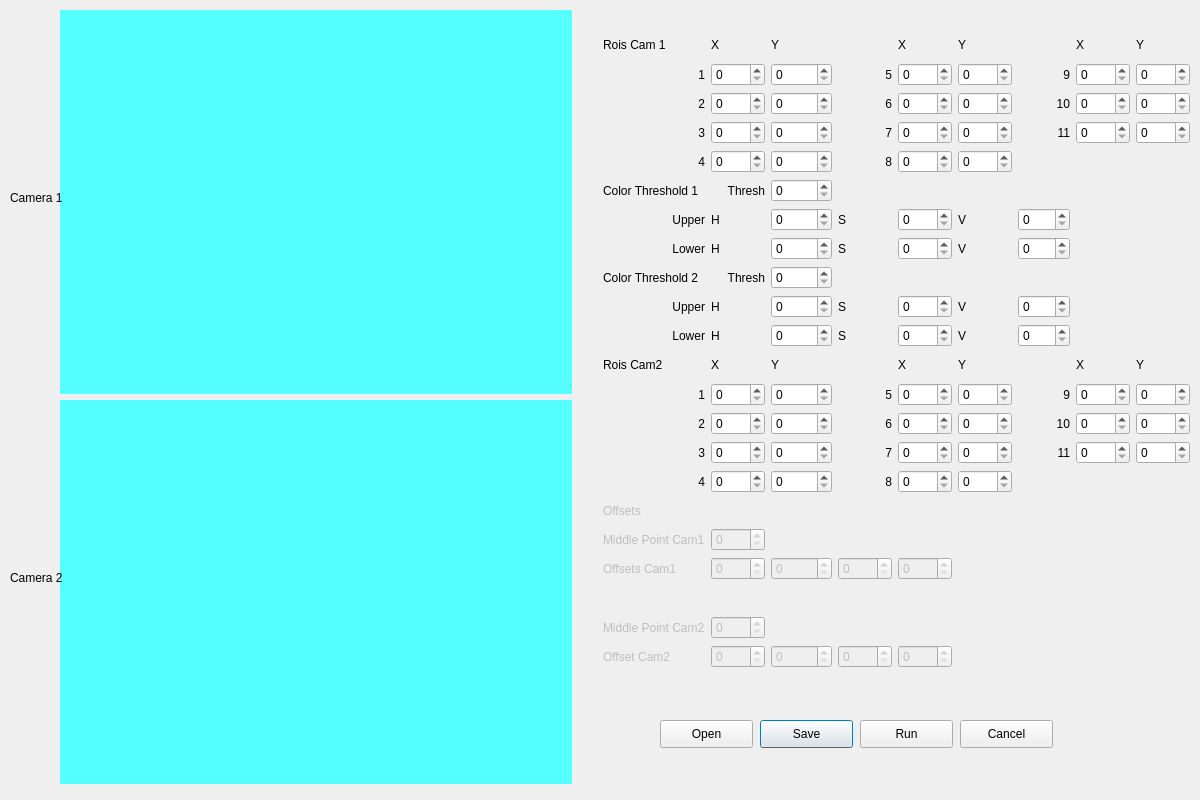
Qt form Simulation.ui (rigoletiny/ovos_moles_gui) before a commit.
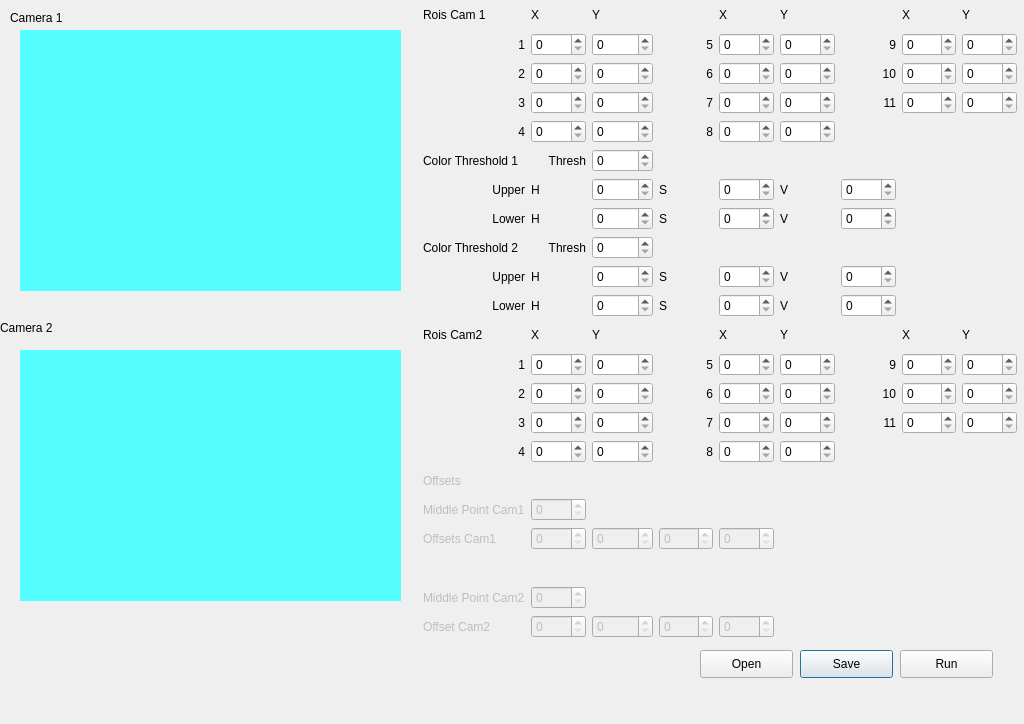
The same form after that commit.

Commit message: Changing width and height fo the window

The edit to the form file:
```diff
--- a/Simulation.ui
+++ b/Simulation.ui
@@ -6,8 +6,8 @@
    <rect>
     <x>0</x>
     <y>0</y>
-    <width>1200</width>
-    <height>800</height>
+    <width>1024</width>
+    <height>724</height>
    </rect>
   </property>
   <property name="windowTitle">
@@ -16,10 +16,10 @@
   <widget class="QLabel" name="picture_cam1">
    <property name="geometry">
     <rect>
-     <x>60</x>
-     <y>10</y>
-     <width>512</width>
-     <height>384</height>
+     <x>20</x>
+     <y>30</y>
+     <width>381</width>
+     <height>261</height>
     </rect>
    </property>
    <property name="styleSheet">
@@ -32,10 +32,10 @@
   <widget class="QLabel" name="picture_cam2">
    <property name="geometry">
     <rect>
-     <x>60</x>
-     <y>400</y>
-     <width>512</width>
-     <height>384</height>
+     <x>20</x>
+     <y>350</y>
+     <width>381</width>
+     <height>251</height>
     </rect>
    </property>
    <property name="styleSheet">
@@ -49,7 +49,7 @@
    <property name="geometry">
     <rect>
      <x>10</x>
-     <y>190</y>
+     <y>10</y>
      <width>55</width>
      <height>16</height>
     </rect>
@@ -61,8 +61,8 @@
   <widget class="QLabel" name="label_4">
    <property name="geometry">
     <rect>
-     <x>10</x>
-     <y>570</y>
+     <x>0</x>
+     <y>320</y>
      <width>55</width>
      <height>16</height>
     </rect>
@@ -74,8 +74,8 @@
   <widget class="QPushButton" name="saveButton">
    <property name="geometry">
     <rect>
-     <x>760</x>
-     <y>720</y>
+     <x>800</x>
+     <y>650</y>
      <width>93</width>
      <height>28</height>
     </rect>
@@ -87,8 +87,8 @@
   <widget class="QPushButton" name="runButton">
    <property name="geometry">
     <rect>
-     <x>860</x>
-     <y>720</y>
+     <x>900</x>
+     <y>650</y>
      <width>93</width>
      <height>28</height>
     </rect>
@@ -97,25 +97,12 @@
     <string>Run</string>
    </property>
   </widget>
-  <widget class="QPushButton" name="CancelButton">
-   <property name="geometry">
-    <rect>
-     <x>960</x>
-     <y>720</y>
-     <width>93</width>
-     <height>28</height>
-    </rect>
-   </property>
-   <property name="text">
-    <string>Cancel</string>
-   </property>
-  </widget>
   <widget class="QWidget" name="gridLayoutWidget">
    <property name="geometry">
     <rect>
-     <x>600</x>
-     <y>30</y>
-     <width>593</width>
+     <x>420</x>
+     <y>0</y>
+     <width>600</width>
      <height>641</height>
     </rect>
    </property>
@@ -1188,8 +1175,8 @@
   <widget class="QPushButton" name="openButton">
    <property name="geometry">
     <rect>
-     <x>660</x>
-     <y>720</y>
+     <x>700</x>
+     <y>650</y>
      <width>93</width>
      <height>28</height>
     </rect>
```
The commit also changes 3 other files.
